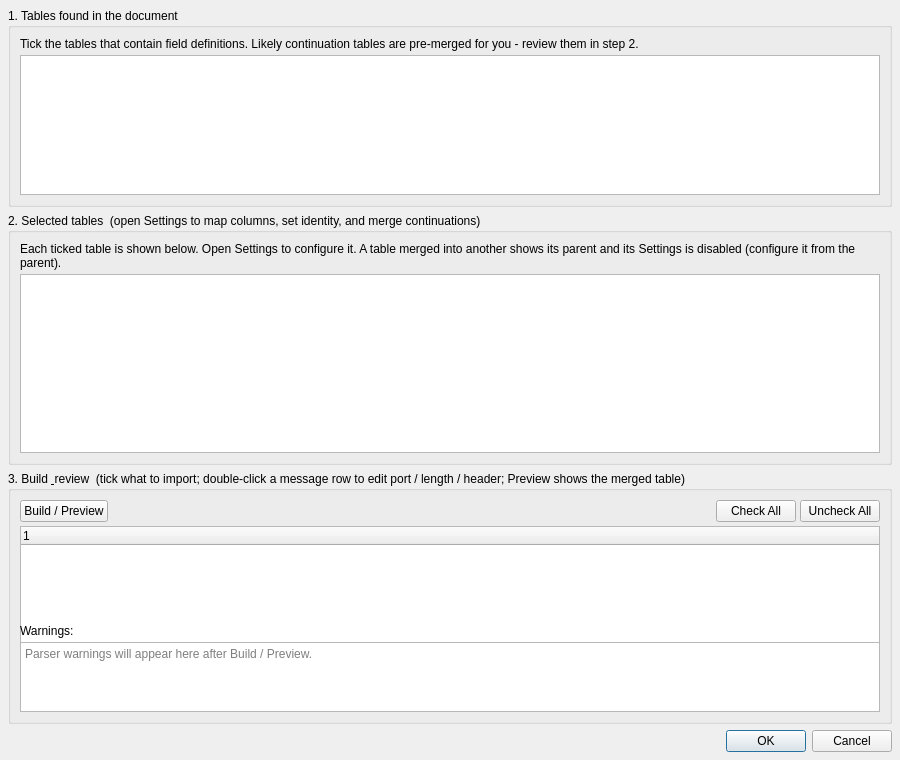
Before: the Qt Designer form forms/IcdImportDialog.ui in rohityaduvxnshi/pcapfile, drawn with Qt 5.
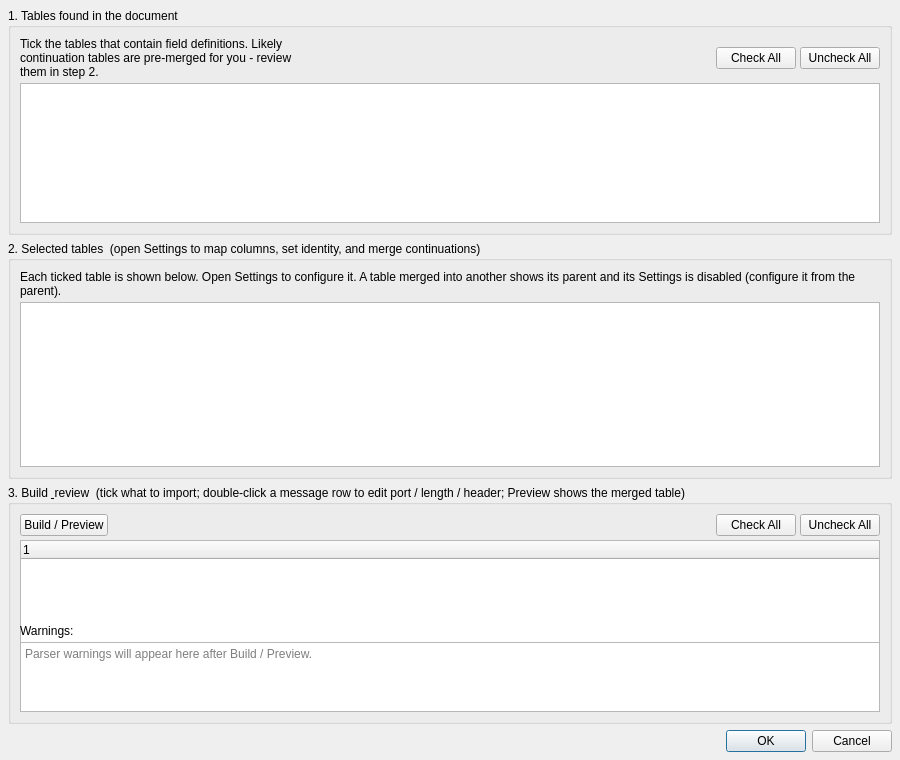
After: the same form once the commit is applied.

Commit message: ICD import: add table check buttons to UI

Patch:
```diff
--- a/forms/IcdImportDialog.ui
+++ b/forms/IcdImportDialog.ui
@@ -16,10 +16,17 @@
      <layout class="QVBoxLayout" name="lTables">
       <property name="spacing"><number>4</number></property>
       <item>
+       <layout class="QHBoxLayout" name="lTablesTop">
+        <item>
        <widget class="QLabel" name="lblTablesHint">
         <property name="text"><string>Tick the tables that contain field definitions. Likely continuation tables are pre-merged for you - review them in step 2.</string></property>
         <property name="wordWrap"><bool>true</bool></property>
        </widget>
+        </item>
+        <item><spacer name="tablesTopSpacer"><property name="orientation"><enum>Qt::Horizontal</enum></property><property name="sizeHint" stdset="0"><size><width>24</width><height>20</height></size></property></spacer></item>
+        <item><widget class="QPushButton" name="btnCheckAllTables"><property name="text"><string>Check All</string></property></widget></item>
+        <item><widget class="QPushButton" name="btnUncheckAllTables"><property name="text"><string>Uncheck All</string></property></widget></item>
+       </layout>
       </item>
       <item>
        <widget class="QListWidget" name="lstTables">
```
Lines whose indentation alone changed are shown as unchanged.
